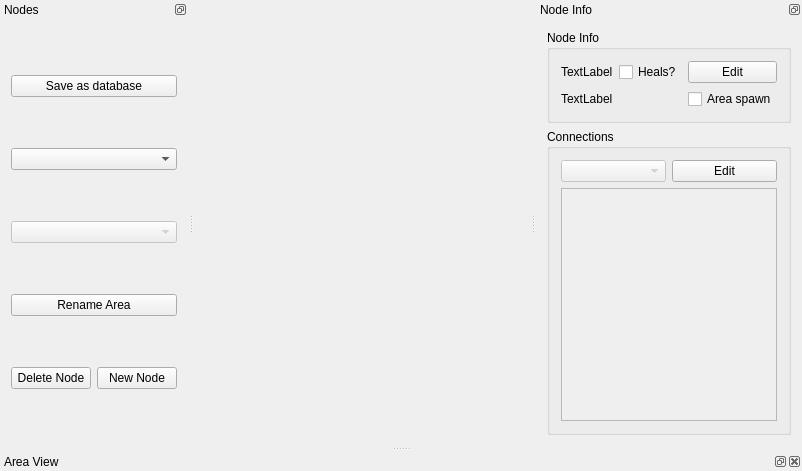
Before: the Qt Designer form randovania/gui/ui_files/data_editor.ui in randovania/randovania, drawn with Qt 5.
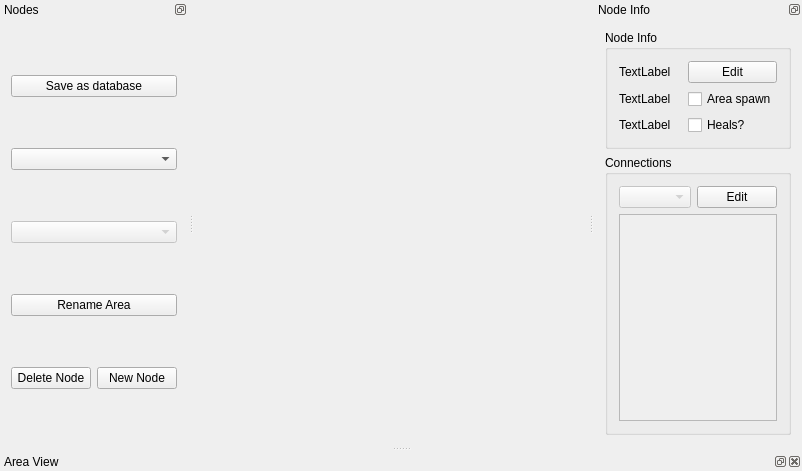
After: the same form once the commit is applied. Custom widgets are drawn as their Qt base class.

Commit message: Add node description

Diff of the .ui file:
```diff
--- a/randovania/gui/ui_files/data_editor.ui
+++ b/randovania/gui/ui_files/data_editor.ui
@@ -103,26 +103,6 @@
         <string>Node Info</string>
        </property>
        <layout class="QGridLayout" name="gridLayout_4">
-        <item row="0" column="0">
-         <widget class="QLabel" name="node_name_label">
-          <property name="text">
-           <string>TextLabel</string>
-          </property>
-         </widget>
-        </item>
-        <item row="0" column="1">
-         <widget class="QCheckBox" name="node_heals_check">
-          <property name="maximumSize">
-           <size>
-            <width>100</width>
-            <height>16777215</height>
-           </size>
-          </property>
-          <property name="text">
-           <string>Heals?</string>
-          </property>
-         </widget>
-        </item>
         <item row="0" column="2">
          <widget class="QPushButton" name="node_edit_button">
           <property name="maximumSize">
@@ -153,6 +133,39 @@
           </property>
          </widget>
         </item>
+        <item row="0" column="0">
+         <widget class="QLabel" name="node_name_label">
+          <property name="text">
+           <string>TextLabel</string>
+          </property>
+         </widget>
+        </item>
+        <item row="2" column="2">
+         <widget class="QCheckBox" name="node_heals_check">
+          <property name="maximumSize">
+           <size>
+            <width>100</width>
+            <height>16777215</height>
+           </size>
+          </property>
+          <property name="text">
+           <string>Heals?</string>
+          </property>
+         </widget>
+        </item>
+        <item row="2" column="0">
+         <widget class="QLabel" name="node_description_label">
+          <property name="text">
+           <string>TextLabel</string>
+          </property>
+          <property name="textFormat">
+           <enum>Qt::MarkdownText</enum>
+          </property>
+          <property name="openExternalLinks">
+           <bool>true</bool>
+          </property>
+         </widget>
+        </item>
        </layout>
       </widget>
      </item>
@@ -192,8 +205,8 @@
             <rect>
              <x>0</x>
              <y>0</y>
-             <width>190</width>
-             <height>219</height>
+             <width>149</width>
+             <height>190</height>
             </rect>
            </property>
           </widget>
```
The commit also changes 9 other files.
